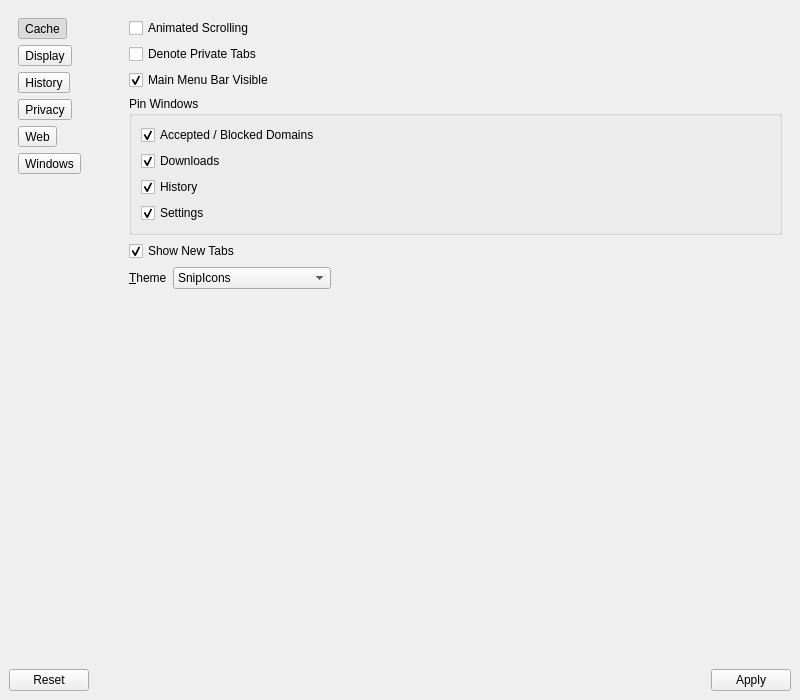
This is 2.x/UI/dooble_settings.ui in textbrowser/dooble as Qt 5 draws it before an edit. The edited form follows.
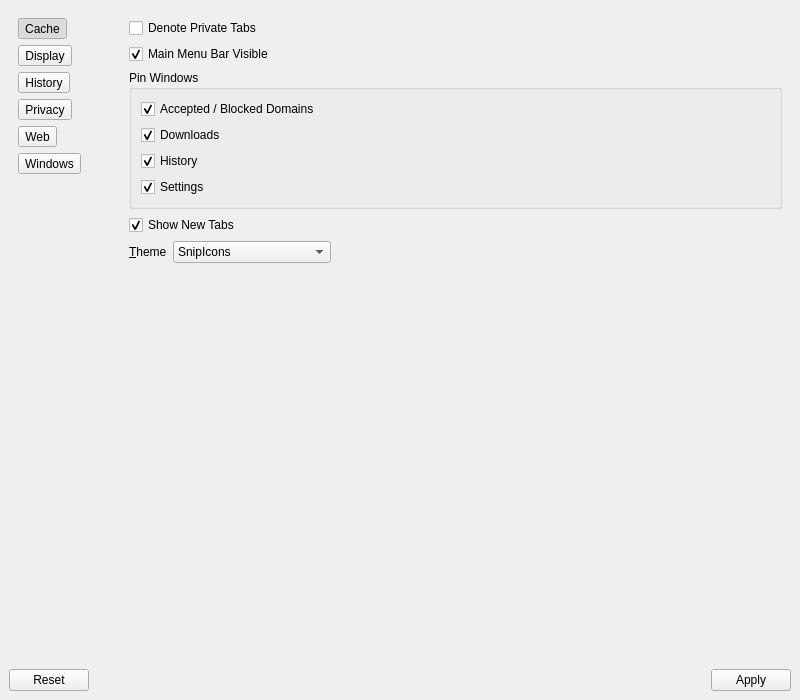
This is the edited form. The open tabs and pages were chosen to show the change. Icons and pictures are not drawn.

Commit message: Moved Animated Scrolling to Web.

Patch:
```diff
--- a/2.x/UI/dooble_settings.ui
+++ b/2.x/UI/dooble_settings.ui
@@ -303,13 +303,6 @@
         </widget>
         <widget class="QWidget" name="display_page">
          <layout class="QVBoxLayout" name="verticalLayout_4">
-          <item>
-           <widget class="QCheckBox" name="animated_scrolling">
-            <property name="text">
-             <string>Animated Scrolling</string>
-            </property>
-           </widget>
-          </item>
           <item>
            <widget class="QCheckBox" name="denote_private_tabs">
             <property name="toolTip">
@@ -1004,6 +997,13 @@
         </widget>
         <widget class="QWidget" name="web_page">
          <layout class="QVBoxLayout" name="verticalLayout_10">
+          <item>
+           <widget class="QCheckBox" name="animated_scrolling">
+            <property name="text">
+             <string>Animated Scrolling</string>
+            </property>
+           </widget>
+          </item>
           <item>
            <widget class="QGroupBox" name="javascript">
             <property name="title">
```
Left out of the diff: 6 changed lines with no effect on the pictures. The commit also changes 1 other file.
